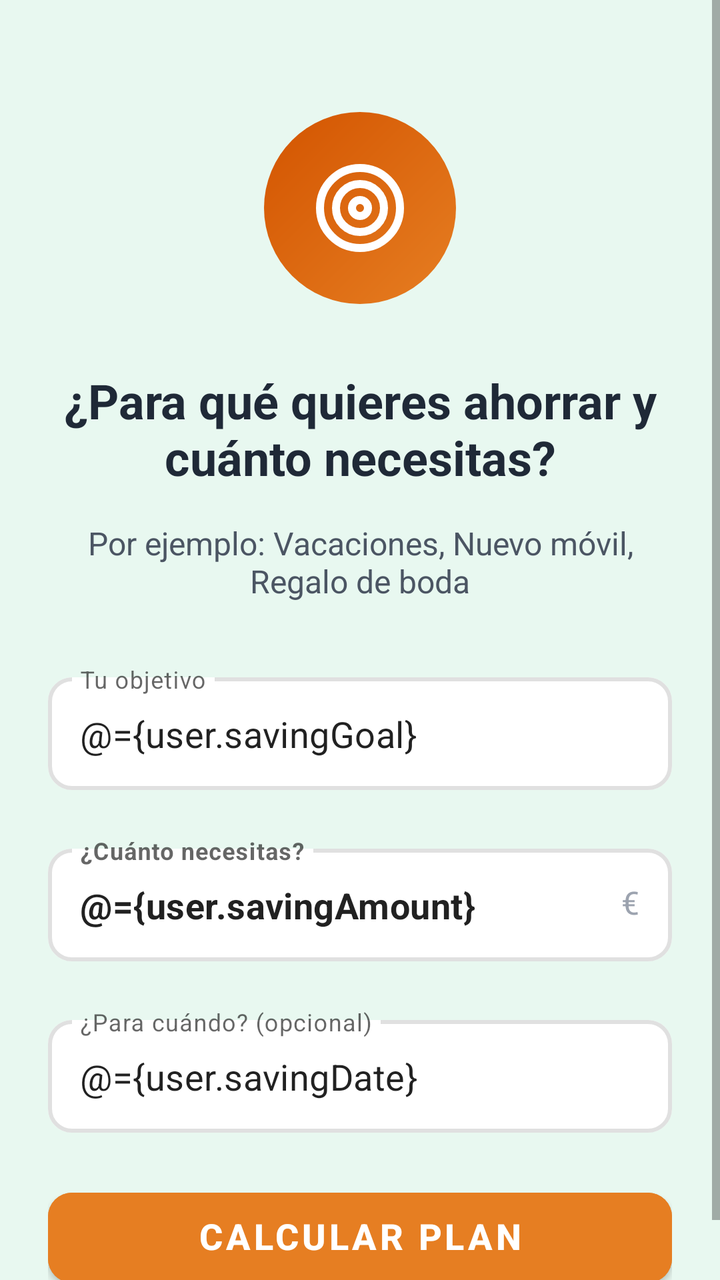
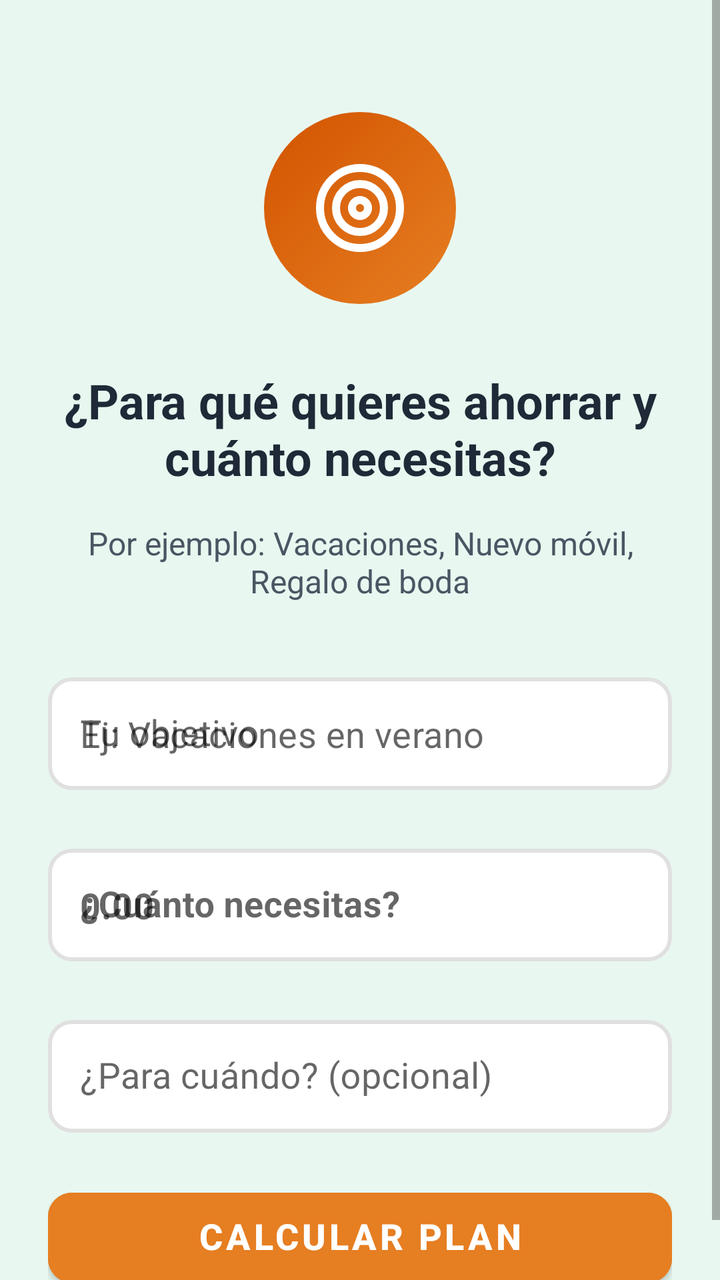

An Android layout rendered at two revisions. The XML below is the earlier revision; the diff shows what the commit changed to produce the second picture.
<!-- AndroidManifest.xml: application theme Theme.Equilibra -->
<!-- res/layout/onboarding_step_saving_goal.xml -->
<?xml version="1.0" encoding="utf-8"?>
<layout xmlns:android="http://schemas.android.com/apk/res/android"
    xmlns:app="http://schemas.android.com/apk/res-auto">

    <data>
        <variable
            name="user"
            type="asunfdiez.com.equilibra.models.UserProfile" />
    </data>

    <ScrollView
        android:layout_width="match_parent"
        android:layout_height="match_parent"
        android:fillViewport="true">

        <LinearLayout
            android:layout_width="match_parent"
            android:layout_height="wrap_content"
            android:orientation="vertical"
            android:padding="24dp">

            
            <FrameLayout
                android:layout_width="wrap_content"
                android:layout_height="wrap_content"
                android:layout_gravity="center"
                android:layout_marginTop="32dp"
                android:layout_marginBottom="32dp">

                <View
                    android:layout_width="96dp"
                    android:layout_height="96dp"
                    android:layout_gravity="center"
                    android:background="@drawable/circle_gradient_accent" />

                <ImageView
                    android:layout_width="48dp"
                    android:layout_height="48dp"
                    android:layout_gravity="center"
                    android:src="@drawable/ic_onb_target"
                    android:tint="@android:color/white" />
            </FrameLayout>

            
            <TextView
                android:layout_width="match_parent"
                android:layout_height="wrap_content"
                android:layout_marginBottom="16dp"
                android:gravity="center"
                android:text="@string/saving_goal_title"
                android:textColor="@color/gray_800"
                android:textSize="24sp"
                android:textStyle="bold" />

            
            <TextView
                android:layout_width="match_parent"
                android:layout_height="wrap_content"
                android:layout_marginBottom="32dp"
                android:gravity="center"
                android:text="@string/saving_goal_subtitle"
                android:textColor="@color/gray_600"
                android:textSize="16sp" />

            
            <com.google.android.material.textfield.TextInputLayout
                android:id="@+id/goalInputLayout"
                android:layout_width="match_parent"
                android:layout_height="wrap_content"
                android:layout_marginBottom="24dp"
                android:hint="@string/hint_goal"
                app:boxBackgroundColor="@android:color/white"
                app:boxBackgroundMode="outline"
                app:boxCornerRadiusBottomEnd="12dp"
                app:boxCornerRadiusBottomStart="12dp"
                app:boxCornerRadiusTopEnd="12dp"
                app:boxCornerRadiusTopStart="12dp"
                app:boxStrokeColor="@color/input_stroke_color"
                app:boxStrokeWidth="2dp"
                app:hintTextColor="@color/gray_700">

                <com.google.android.material.textfield.TextInputEditText
                    android:id="@+id/goalInput"
                    android:layout_width="match_parent"
                    android:layout_height="wrap_content"
                    android:hint="@string/hint_input_goal"
                    android:inputType="text"
                    android:text="@={user.savingGoal}"
                    android:padding="16dp"
                    android:textSize="18sp" />
            </com.google.android.material.textfield.TextInputLayout>

            
            <com.google.android.material.textfield.TextInputLayout
                android:id="@+id/amountInputLayout"
                android:layout_width="match_parent"
                android:layout_height="wrap_content"
                android:layout_marginBottom="24dp"
                android:hint="@string/hint_amount"
                app:boxBackgroundColor="@android:color/white"
                app:boxBackgroundMode="outline"
                app:boxCornerRadiusBottomEnd="12dp"
                app:boxCornerRadiusBottomStart="12dp"
                app:boxCornerRadiusTopEnd="12dp"
                app:boxCornerRadiusTopStart="12dp"
                app:boxStrokeColor="@color/input_stroke_color"
                app:boxStrokeWidth="2dp"
                app:hintTextColor="@color/gray_700"
                app:suffixText="€"
                app:suffixTextColor="@color/gray_400">

                <com.google.android.material.textfield.TextInputEditText
                    android:id="@+id/amountInput"
                    android:layout_width="match_parent"
                    android:layout_height="wrap_content"
                    android:hint="0.00"
                    android:inputType="numberDecimal"
                    android:text="@={user.savingAmount}"
                    android:padding="16dp"
                    android:textSize="18sp"
                    android:textStyle="bold" />
            </com.google.android.material.textfield.TextInputLayout>

            
            <com.google.android.material.textfield.TextInputLayout
                android:id="@+id/dateInputLayout"
                android:layout_width="match_parent"
                android:layout_height="wrap_content"
                android:layout_marginBottom="24dp"
                android:hint="@string/hint_date"
                app:boxBackgroundColor="@android:color/white"
                app:boxBackgroundMode="outline"
                app:boxCornerRadiusBottomEnd="12dp"
                app:boxCornerRadiusBottomStart="12dp"
                app:boxCornerRadiusTopEnd="12dp"
                app:boxCornerRadiusTopStart="12dp"
                app:boxStrokeColor="@color/input_stroke_color"
                app:boxStrokeWidth="2dp"
                app:hintTextColor="@color/gray_700">

                <com.google.android.material.textfield.TextInputEditText
                    android:id="@+id/dateInput"
                    android:layout_width="match_parent"
                    android:layout_height="wrap_content"
                    android:clickable="true"
                    android:focusable="false"
                    android:inputType="none"
                    android:text="@={user.savingDate}"
                    android:padding="16dp"
                    android:textSize="18sp" />
            </com.google.android.material.textfield.TextInputLayout>

            
            <com.google.android.material.button.MaterialButton
                style="@style/Equilibra.Button.Accent"
                android:id="@+id/submitButton"
                android:layout_width="match_parent"
                android:layout_height="wrap_content"
                android:text="@string/calculate_plan" />

        </LinearLayout>
    </ScrollView>
</layout>
<!-- resources referenced by this layout -->
<resources>
  <color name="gray_400">#9CA3AF</color>
  <color name="gray_600">#4B5563</color>
  <color name="gray_700">#374151</color>
  <color name="gray_800">#1F2937</color>
  <!-- drawable circle_gradient_accent (drawable) -->
  <?xml version="1.0" encoding="utf-8"?>
  <shape xmlns:android="http://schemas.android.com/apk/res/android"
      android:shape="oval">
      <gradient
          android:type="linear"
          android:angle="135"
          android:startColor="@color/accent"
          android:endColor="#D35400" />
      <size
          android:width="128dp"
          android:height="128dp" />
  </shape>
  <!-- drawable ic_onb_target (drawable) -->
  ﻿<vector xmlns:android="http://schemas.android.com/apk/res/android"
      android:width="24dp" android:height="24dp"
      android:viewportWidth="24" android:viewportHeight="24">  <path android:fillColor="#00000000" android:strokeColor="#FF000000" android:strokeWidth="2" android:strokeLineCap="round" android:strokeLineJoin="round" android:pathData="M 2 12 a 10 10 0 1 0 20 0 a 10 10 0 1 0 -20 0" />
    <path android:fillColor="#00000000" android:strokeColor="#FF000000" android:strokeWidth="2" android:strokeLineCap="round" android:strokeLineJoin="round" android:pathData="M 6 12 a 6 6 0 1 0 12 0 a 6 6 0 1 0 -12 0" />
    <path android:fillColor="#00000000" android:strokeColor="#FF000000" android:strokeWidth="2" android:strokeLineCap="round" android:strokeLineJoin="round" android:pathData="M 10 12 a 2 2 0 1 0 4 0 a 2 2 0 1 0 -4 0" />
  </vector>
  <string name="calculate_plan">Calcular plan</string>
  <string name="hint_amount">¿Cuánto necesitas?</string>
  <string name="hint_date">¿Para cuándo? (opcional)</string>
  <string name="hint_goal">Tu objetivo</string>
  <string name="hint_input_goal">Ej: Vacaciones en verano</string>
  <string name="saving_goal_subtitle">Por ejemplo: "Vacaciones", "Nuevo móvil", "Regalo de boda"</string>
  <string name="saving_goal_title">¿Para qué quieres ahorrar y cuánto necesitas?</string>
  <style name="Equilibra.Button.Accent" parent="Widget.MaterialComponents.Button">
          <item name="android:backgroundTint">@color/accent</item>
          <item name="cornerRadius">12dp</item>
          <item name="android:textColor">@android:color/white</item>
          <item name="android:textSize">18sp</item>
          <item name="android:textStyle">bold</item>
          <item name="android:minHeight">56dp</item>
          <item name="android:paddingLeft">16dp</item>
          <item name="android:paddingRight">16dp</item>
          <item name="android:paddingTop">12dp</item>
          <item name="android:paddingBottom">12dp</item>
          <item name="android:includeFontPadding">false</item>
      </style>
  <style name="Theme.Equilibra" parent="Theme.MaterialComponents.DayNight.NoActionBar">
          <item name="colorPrimary">@color/primary_main</item>
          <item name="colorPrimaryVariant">@color/primary_light</item>
          <item name="colorOnPrimary">@color/white</item>
  
          <item name="colorSecondary">@color/secondary_main</item>
          <item name="colorSecondaryVariant">@color/secondary_light</item>
          <item name="colorOnSecondary">@color/white</item>
  
          <item name="android:statusBarColor">@color/primary_light</item>
          <item name="android:windowBackground">@color/primary_lightest</item>
  
          <item name="colorAccent">@color/accent_main</item>
      </style>
  <color name="accent">#E67E22</color>
  <color name="primary_main">#2ECC71</color>
  <color name="primary_light">#27AE60</color>
  <color name="white">#FFFFFF</color>
  <color name="secondary_main">#3498DB</color>
  <color name="secondary_light">#5DADE2</color>
  <color name="primary_lightest">#E8F8F0</color>
  <color name="accent_main">#E67E22</color>
</resources>

<!-- the commit's change to res/layout/onboarding_step_saving_goal.xml (unified diff, before → after) -->
@@ -4,8 +4,8 @@
 
     <data>
         <variable
-            name="user"
-            type="asunfdiez.com.equilibra.models.UserProfile" />
+            name="viewModel"
+            type="asunfdiez.com.equilibra.viewmodels.OnboardingViewModel" />
     </data>
 
     <ScrollView
@@ -85,7 +85,7 @@
                     android:layout_height="wrap_content"
                     android:hint="@string/hint_input_goal"
                     android:inputType="text"
-                    android:text="@={user.savingGoal}"
+                    android:text="@{viewModel.savingGoal.name}"
                     android:padding="16dp"
                     android:textSize="18sp" />
             </com.google.android.material.textfield.TextInputLayout>
@@ -115,7 +115,7 @@
                     android:layout_height="wrap_content"
                     android:hint="0.00"
                     android:inputType="numberDecimal"
-                    android:text="@={user.savingAmount}"
+                    android:text='@{String.valueOf(viewModel.savingGoal.targetAmount)}'
                     android:padding="16dp"
                     android:textSize="18sp"
                     android:textStyle="bold" />
@@ -145,7 +145,7 @@
                     android:clickable="true"
                     android:focusable="false"
                     android:inputType="none"
-                    android:text="@={user.savingDate}"
+                    android:text="@{viewModel.savingGoal.deadline}"
                     android:padding="16dp"
                     android:textSize="18sp" />
             </com.google.android.material.textfield.TextInputLayout>
